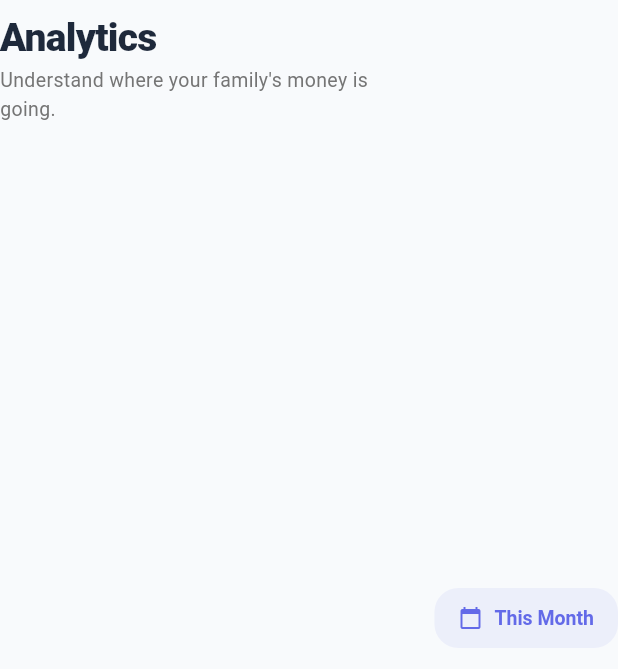
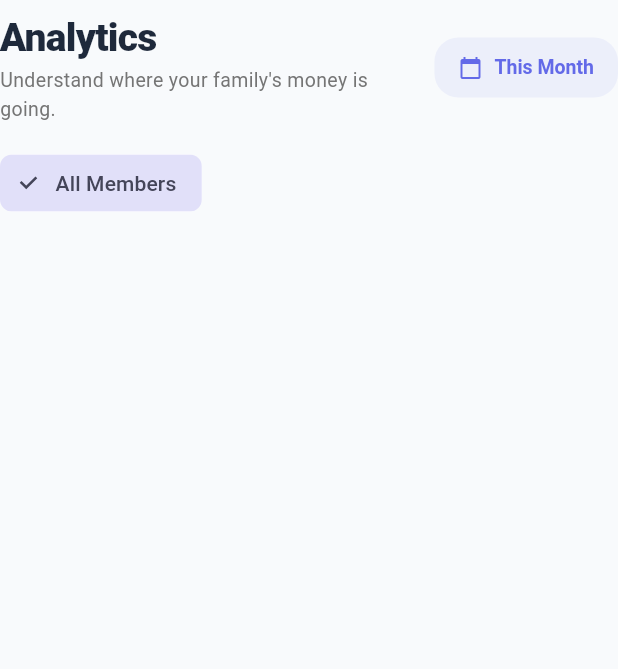
Before and after one commit to Preetdudhat03/spendly, a Flutter app: the AnalyticsFilterHeader widget shown alone on an empty page, opened directly, on a phone screen of 412 x 824 dp. Shown: the top 669 px of the screen. Run offline on Flutter 3.47's test engine with Material 3 defaults, Android fonts, the light colour scheme and no system bars; our stand-ins replace connectivity_plus, csv, fl_chart, flutter_riverpod, go_router, hive and 6 more; accounts and stored records are empty.

Commit message:
1/7/2026

```diff
--- a/lib/features/analytics/presentation/widgets/analytics_filter.dart
+++ b/lib/features/analytics/presentation/widgets/analytics_filter.dart
@@ -2,6 +2,7 @@ import 'package:flutter/material.dart';
 import 'package:flutter_riverpod/flutter_riverpod.dart';
 import 'package:intl/intl.dart';
 import 'package:spendly/features/analytics/providers/analytics_providers.dart';
+import 'package:spendly/core/providers/state_providers.dart';
 
 class AnalyticsFilterHeader extends ConsumerWidget {
   const AnalyticsFilterHeader({super.key});
@@ -135,10 +136,15 @@ class AnalyticsFilterHeader extends ConsumerWidget {
   @override
   Widget build(BuildContext context, WidgetRef ref) {
     final state = ref.watch(analyticsProvider);
+    final familyState = ref.watch(familyProvider);
+    final selectedMemberId = ref.watch(analyticsMemberFilterProvider);
 
     return Container(
       padding: const EdgeInsets.symmetric(vertical: 8.0),
-      child: Row(
+      child: Column(
+        crossAxisAlignment: CrossAxisAlignment.start,
+        children: [
+          Row(
             mainAxisAlignment: MainAxisAlignment.spaceBetween,
             children: [
               // Left: Header & Subtitle
@@ -187,6 +193,40 @@ class AnalyticsFilterHeader extends ConsumerWidget {
               ),
             ],
           ),
+          const SizedBox(height: 16),
+          // Member Filter Chips
+          SingleChildScrollView(
+            scrollDirection: Axis.horizontal,
+            clipBehavior: Clip.none,
+            child: Row(
+              children: [
+                ChoiceChip(
+                  label: const Text('All Members'),
+                  selected: selectedMemberId == null,
+                  onSelected: (selected) {
+                    if (selected) {
+                      ref.read(analyticsMemberFilterProvider.notifier).state = null;
+                    }
+                  },
+                ),
+                const SizedBox(width: 8),
+                ...familyState.members.map((member) {
+                  return Padding(
+                    padding: const EdgeInsets.only(right: 8.0),
+                    child: ChoiceChip(
+                      label: Text(member.displayName),
+                      selected: selectedMemberId == member.userId,
+                      onSelected: (selected) {
+                        ref.read(analyticsMemberFilterProvider.notifier).state = selected ? member.userId : null;
+                      },
+                    ),
+                  );
+                }),
+              ],
+            ),
+          ),
+        ],
+      ),
     );
   }
 }
```
Lines whose indentation alone changed are shown as unchanged.
